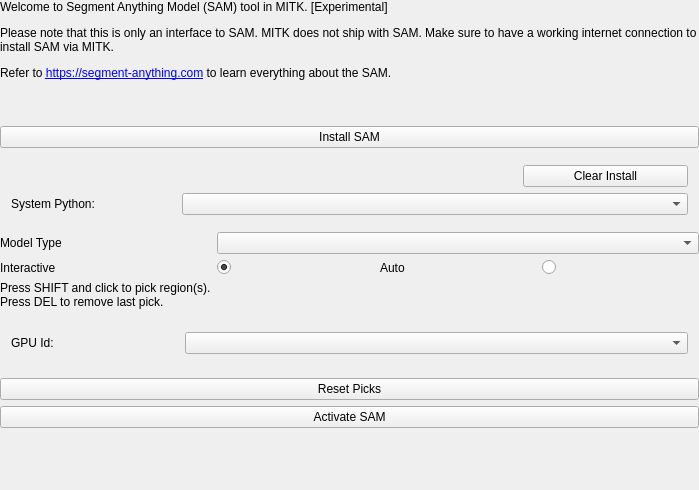
Before: the Qt Designer form Modules/SegmentationUI/Qmitk/QmitkSegmentAnythingGUIControls.ui in MITK/MITK, drawn with Qt 5.
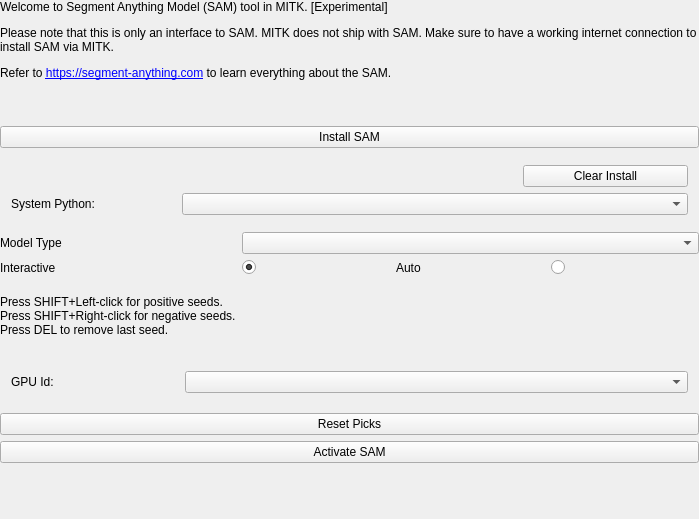
After: the same form once the commit is applied. Custom widgets are drawn as their Qt base class.

Commit message: Negative clicks Ahoy!

What changed in the file:
```diff
--- a/Modules/SegmentationUI/Qmitk/QmitkSegmentAnythingGUIControls.ui
+++ b/Modules/SegmentationUI/Qmitk/QmitkSegmentAnythingGUIControls.ui
@@ -233,8 +233,11 @@
         </sizepolicy>
        </property>
        <property name="text">
-        <string>Press SHIFT and click to pick region(s).
-Press DEL to remove last pick.</string>
+        <string>
+Press SHIFT+Left-click for positive seeds.
+Press SHIFT+Right-click for negative seeds.
+Press DEL to remove last seed.
+        </string>
        </property>
       </widget>
      </item>
```
The commit also changes 3 other files.
